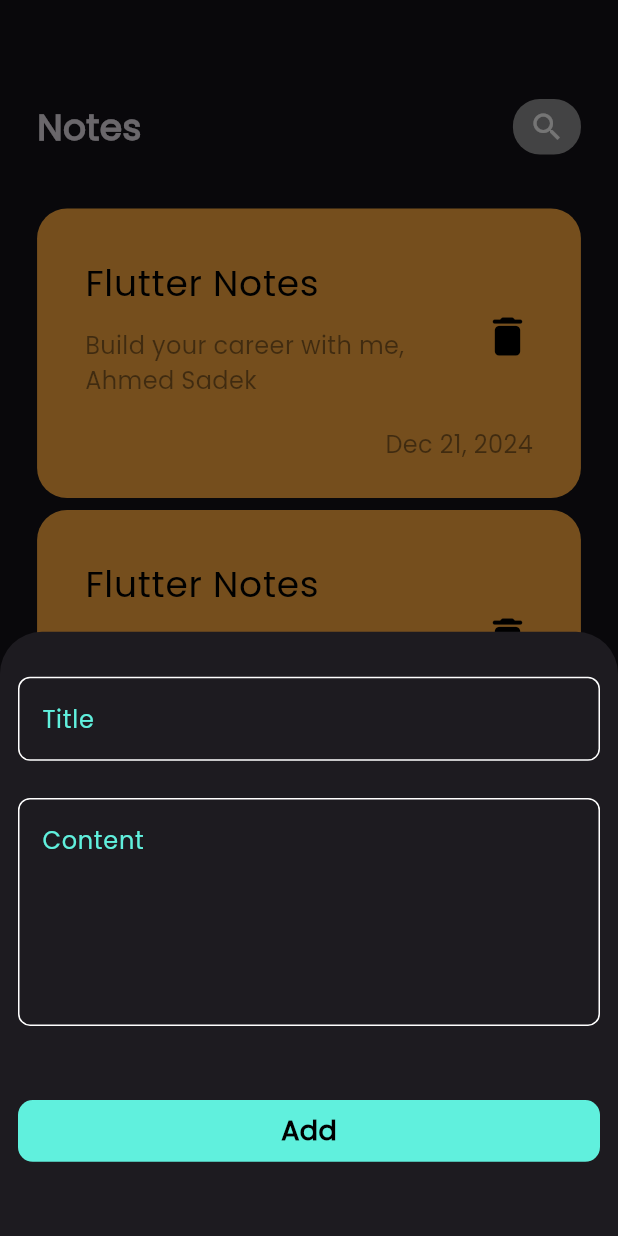
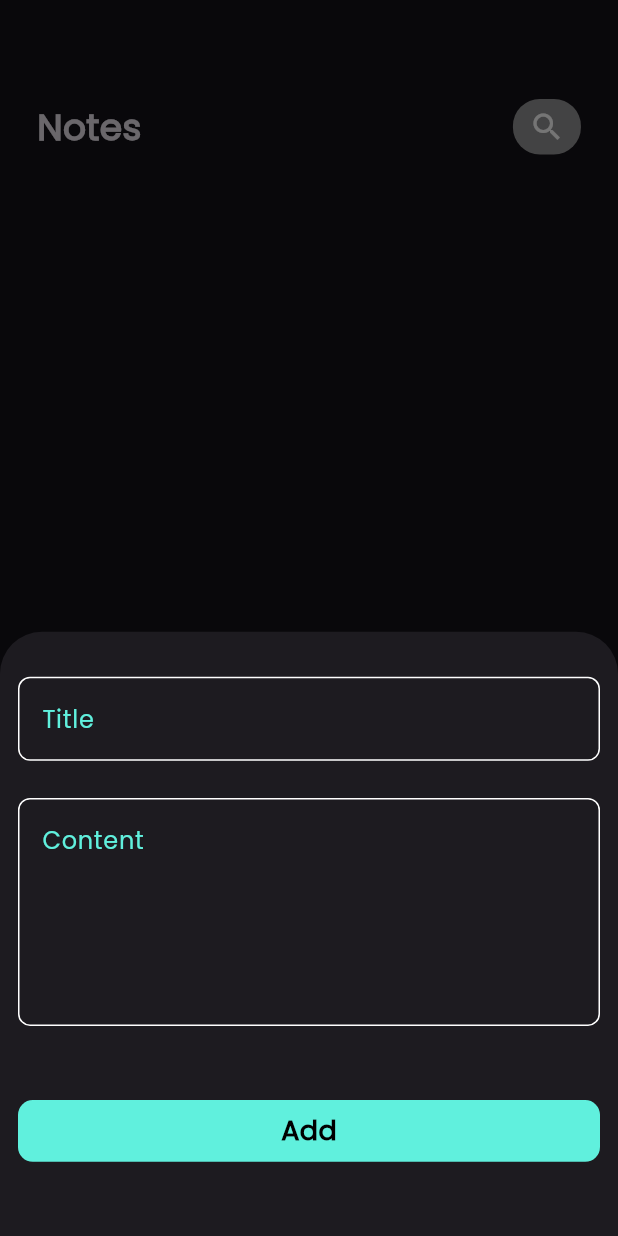
Before and after one commit to ahmedsadek2/note_app, a Flutter app: the screen it shows after launch, after a tap on the "add" icon, on a phone screen of 412 x 824 dp. Run offline on Flutter 3.47's test engine with Material 3 defaults, Android fonts, the phone set to English and light mode, and no system bars; our stand-ins replace bloc, flutter_bloc, hive, hive_flutter; accounts and stored records are empty.

Commit message:
display notes part one

```diff
--- /dev/null
+++ b/lib/cubit/notes_cubit/notes_cubit.dart
@@ -0,0 +1,17 @@
+import 'package:bloc/bloc.dart';
+import 'package:hive/hive.dart';
+import 'package:meta/meta.dart';
+import 'package:notes/models/note_model.dart';
+
+part 'notes_state.dart';
+
+class NotesCubit extends Cubit<NotesState> {
+  NotesCubit() : super(NotesInitial());
+  List<NoteModel>? notes;
+   fetchAllNotes(){
+
+       var notesBox = Hive.box<NoteModel>("notes_box");
+       notes = notesBox.values.toList();
+
+   }
+}
--- /dev/null
+++ b/lib/cubit/notes_cubit/notes_state.dart
@@ -0,0 +1,17 @@
+part of 'notes_cubit.dart';
+
+@immutable
+sealed class NotesState {}
+
+final class NotesInitial extends NotesState {}
+final class NotesLoading extends NotesState {}
+final class NotesSuccess extends NotesState {
+  final List<NoteModel> notes;
+
+  NotesSuccess(this.notes);
+}
+final class NotesFailure extends NotesState {
+  final String errMessage;
+
+  NotesFailure(this.errMessage);
+}
--- a/lib/views/home_view.dart
+++ b/lib/views/home_view.dart
@@ -1,24 +1,33 @@
 import 'package:flutter/material.dart';
+import 'package:flutter_bloc/flutter_bloc.dart';
+import 'package:notes/cubit/notes_cubit/notes_cubit.dart';
 import 'package:notes/views/widgets/note_view_body.dart';
 
 import 'widgets/add_note_sheet.dart';
 
 class HomeView extends StatelessWidget {
   const HomeView({super.key});
+
   static String id = "HomeView";
+
   @override
   Widget build(BuildContext context) {
-    return  Scaffold(
-      body:const NotesViewBody(),
-      floatingActionButton: FloatingActionButton(
-        onPressed: (){
-          showModalBottomSheet(
-            context: context,
-            builder:(context) =>const AddNoteBottomSheet(),);
-        },
-        backgroundColor: const Color(0xff60f0dd),
-        shape: RoundedRectangleBorder(borderRadius: BorderRadius.circular(30)),
-        child: const Icon(Icons.add,color: Colors.black,),),
+    return BlocProvider(
+      create: (context) => NotesCubit(),
+      child: Scaffold(
+        body: const NotesViewBody(),
+        floatingActionButton: FloatingActionButton(
+          onPressed: () {
+            showModalBottomSheet(
+              isScrollControlled: true,
+              context: context,
+              builder: (context) => const AddNoteBottomSheet(),);
+          },
+          backgroundColor: const Color(0xff60f0dd),
+          shape: RoundedRectangleBorder(
+              borderRadius: BorderRadius.circular(30)),
+          child: const Icon(Icons.add, color: Colors.black,),),
+      ),
     );
   }
 }
--- a/lib/views/widgets/add_note_sheet.dart
+++ b/lib/views/widgets/add_note_sheet.dart
@@ -24,9 +24,11 @@ class AddNoteBottomSheet extends StatelessWidget {
         builder: (context, state) {
           return AbsorbPointer(
             absorbing: state is AddNoteLoading? true: false,
-            child:const Padding(
-             padding: EdgeInsets.only(top: 30, left: 12, right: 12),
-              child: SingleChildScrollView(child: AddNoteForm()),
+            child: Padding(
+             padding: EdgeInsets.only(
+                 top: 30, left: 12, right: 12,
+                 bottom: MediaQuery.of(context).viewInsets.bottom),
+              child: const SingleChildScrollView(child: AddNoteForm()),
             ),
           );
         },
--- a/lib/views/widgets/note_item.dart
+++ b/lib/views/widgets/note_item.dart
@@ -1,4 +1,5 @@
 import 'package:flutter/material.dart';
+
 import 'package:notes/views/edit_view.dart';
 
 class NoteItem extends StatelessWidget {
@@ -6,12 +7,13 @@ class NoteItem extends StatelessWidget {
 
   @override
   Widget build(BuildContext context) {
-    return  GestureDetector(
-      onTap: (){
-        Navigator.push(context, MaterialPageRoute(builder: (context)=>EditView()));
+    return GestureDetector(
+      onTap: () {
+        Navigator.push(
+            context, MaterialPageRoute(builder: (context) => EditView()));
       },
       child: Container(
-        padding: const EdgeInsets.only(top: 24,bottom: 24,left: 16),
+        padding: const EdgeInsets.only(top: 24, bottom: 24, left: 16),
         decoration: BoxDecoration(
             color: Colors.orangeAccent,
             borderRadius: BorderRadius.circular(20)
@@ -21,13 +23,13 @@ class NoteItem extends StatelessWidget {
           children: [
             ListTile(
 
-              title: const Text("Flutter Notes",
+              title:  Text("",
                 style: TextStyle(
                     color: Colors.black,
                     fontSize: 24
                 ),),
               subtitle: Padding(
-                padding: const EdgeInsets.only(top: 12,bottom: 12),
+                padding: const EdgeInsets.only(top: 12, bottom: 12),
                 child: Text("Build your career with me, Ahmed Sadek ",
                   style: TextStyle(
                       color: Colors.black45,
@@ -35,14 +37,15 @@ class NoteItem extends StatelessWidget {
                   ),),
               ),
               trailing: IconButton(
-                  onPressed: (){},
-                  icon: const Icon(Icons.delete_rounded,color: Colors.black,size: 34,)),
+                  onPressed: () {},
+                  icon: const Icon(
+                    Icons.delete_rounded, color: Colors.black, size: 34,)),
             ),
             Padding(
               padding: const EdgeInsets.only(right: 32),
-              child: Text("Dec 21, 2024",style: TextStyle(
-                  color: Colors.black45,
-                  fontSize: 16,
+              child: Text("Dec 21, 2024", style: TextStyle(
+                color: Colors.black45,
+                fontSize: 16,
 
               ),
               ),
--- a/lib/views/widgets/note_view_body.dart
+++ b/lib/views/widgets/note_view_body.dart
@@ -1,11 +1,23 @@
 import 'package:flutter/material.dart';
+import 'package:flutter_bloc/flutter_bloc.dart';
+import 'package:notes/cubit/notes_cubit/notes_cubit.dart';
 
 import 'custom_app_bar.dart';
 import 'notes_list_view.dart';
 
-class NotesViewBody extends StatelessWidget {
+class NotesViewBody extends StatefulWidget {
   const NotesViewBody({super.key});
 
+  @override
+  State<NotesViewBody> createState() => _NotesViewBodyState();
+}
+
+class _NotesViewBodyState extends State<NotesViewBody> {
+  @override
+  void initState() {
+BlocProvider.of<NotesCubit>(context).fetchAllNotes();
+super.initState();
+  }
   @override
   Widget build(BuildContext context) {
     return  Padding(
--- a/lib/views/widgets/notes_list_view.dart
+++ b/lib/views/widgets/notes_list_view.dart
@@ -1,4 +1,7 @@
 import 'package:flutter/material.dart';
+import 'package:flutter_bloc/flutter_bloc.dart';
+import 'package:notes/cubit/notes_cubit/notes_cubit.dart';
+import 'package:notes/models/note_model.dart';
 
 import 'note_item.dart';
 
@@ -7,19 +10,25 @@ class NoteItemList extends StatelessWidget {
 
   @override
   Widget build(BuildContext context) {
-    return  Padding(
+    return BlocBuilder<NotesCubit, NotesState>(
+      builder: (context, state) {
+        List<NoteModel> notesList= BlocProvider.of<NotesCubit>(context).notes??[];
+        return Padding(
             padding: const EdgeInsets.symmetric(vertical: 32),
             child: ListView.builder(
-        itemBuilder: (context, index) =>const Padding(
+              itemBuilder: (context, index) =>
+              const Padding(
                 padding: EdgeInsets.symmetric(vertical: 4),
                 child: NoteItem(),
               ),
-        itemCount: 8,
+              itemCount: notesList.length,
               padding: EdgeInsets.zero,
               physics: const BouncingScrollPhysics(),
 
 
-      ),
+            )
+        );
+      },
     );
   }
 }
```
Lines whose indentation alone changed are shown as unchanged.
